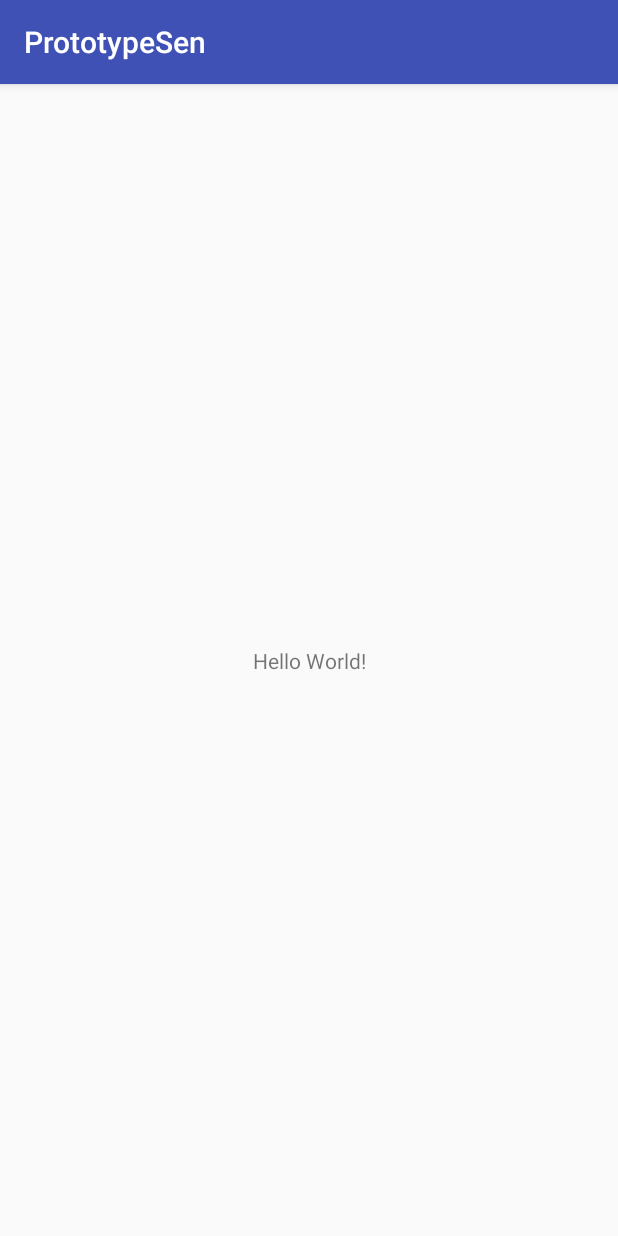
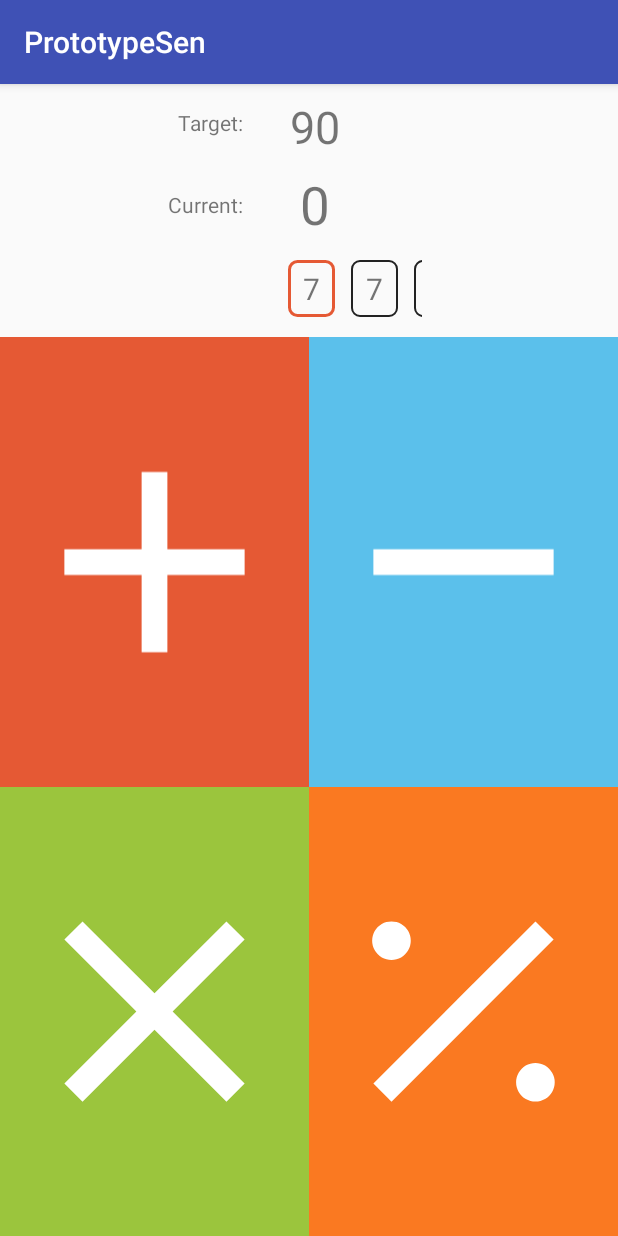
Before and after one commit to sen-yang/cs446, an Android app: the screen it shows after launch (MainActivity), on a phone screen of 412 x 824 dp. Run offline under Robolectric (Android 15) with nearby library versions, the phone set to English and light mode, and no system bars.

Commit message:
Made simple single player mode.

```diff
--- a/PrototypeSen/app/src/main/AndroidManifest.xml
+++ b/PrototypeSen/app/src/main/AndroidManifest.xml
@@ -9,7 +9,7 @@
         android:roundIcon="@mipmap/ic_launcher_round"
         android:supportsRtl="true"
         android:theme="@style/AppTheme">
-        <activity android:name=".MainActivity">
+        <activity android:name=".Activities.MainActivity">
             <intent-filter>
                 <action android:name="android.intent.action.MAIN"/>
 
--- /dev/null
+++ b/PrototypeSen/app/src/main/java/sen/sen/prototypesen/Activities/MainActivity.java
@@ -0,0 +1,190 @@
+package sen.sen.prototypesen.Activities;
+
+import android.content.DialogInterface;
+import android.os.CountDownTimer;
+import android.support.v7.app.AlertDialog;
+import android.support.v7.app.AppCompatActivity;
+import android.os.Bundle;
+import android.view.View;
+import android.widget.ImageView;
+import android.widget.TextView;
+
+import java.text.SimpleDateFormat;
+import java.util.ArrayList;
+import java.util.Date;
+import java.util.List;
+
+import sen.sen.prototypesen.CustomUI.NumberListVIew;
+import sen.sen.prototypesen.Helpers;
+import sen.sen.prototypesen.R;
+
+public class MainActivity extends AppCompatActivity{
+  private static final int LIST_MIN_RANGE = 0;
+  private static final int LIST_MAX_RANGE = 9;
+  private static final int TARGET_MIN = 1;
+  private static final int TARGET_MAX = 100;
+  private static final int MAX_TIME = 60 * 1000;
+
+  private TextView timeRemainingTextView;
+  private TextView targetTextView;
+  private TextView currentTextView;
+  private NumberListVIew<Integer> numberListView;
+  private ImageView addButton;
+  private ImageView subtractButton;
+  private ImageView multiplyButton;
+  private ImageView divideButton;
+
+  private CountDownTimer countDownTimer;
+  private List<Integer> numberList;
+  private int currentNumberListPosition;
+  private int targetNumber;
+  private int currentNumber;
+  private long timeRemaining;
+  private boolean gameStarted;
+  private boolean gameOver;
+
+  @Override
+  protected void onCreate(Bundle savedInstanceState){
+    super.onCreate(savedInstanceState);
+    setContentView(R.layout.activity_main);
+    timeRemainingTextView = findViewById(R.id.timeRemainingTextView);
+    targetTextView = findViewById(R.id.targetTextView);
+    currentTextView = findViewById(R.id.currentTextView);
+    numberListView = findViewById(R.id.numberListView);
+    addButton = findViewById(R.id.addButton);
+    subtractButton = findViewById(R.id.subtractButton);
+    multiplyButton = findViewById(R.id.multiplyButton);
+    divideButton = findViewById(R.id.divideButton);
+
+    newGame();
+  }
+
+  public void addButtonPressed(View view){
+    if(gameOver){
+      return;
+    }
+    currentNumber += numberList.get(currentNumberListPosition);
+    buttonAction();
+  }
+
+  public void subtractButtonPressed(View view){
+    if(gameOver){
+      return;
+    }
+    currentNumber -= numberList.get(currentNumberListPosition);
+    buttonAction();
+  }
+
+  public void multiplyButtonPressed(View view){
+    if(gameOver){
+      return;
+    }
+    currentNumber *= numberList.get(currentNumberListPosition);
+    buttonAction();
+  }
+
+  public void divideButtonPressed(View view){
+    if(gameOver){
+      return;
+    }
+    if(numberList.get(currentNumberListPosition) == 0){
+      gameLost(true);
+      return;
+    }
+    currentNumber /= numberList.get(currentNumberListPosition);
+    buttonAction();
+  }
+
+  private void buttonAction(){
+    currentTextView.setText(Integer.toString(currentNumber));
+
+    if(!gameStarted){
+      startGame();
+    }
+    if(!checkWin()){
+      incrementNumberList();
+    }
+  }
+
+  private void newGame(){
+    numberList = new ArrayList<>();
+    numberList.add(Helpers.randomIntInRangeInclusive(LIST_MIN_RANGE, LIST_MAX_RANGE));
+    numberList.add(Helpers.randomIntInRangeInclusive(LIST_MIN_RANGE, LIST_MAX_RANGE));
+    numberList.add(Helpers.randomIntInRangeInclusive(LIST_MIN_RANGE, LIST_MAX_RANGE));
+    currentNumber = 0;
+    targetNumber = Helpers.randomIntInRangeInclusive(TARGET_MIN, TARGET_MAX);
+
+    while(targetNumber == 0){
+      targetNumber = Helpers.randomIntInRangeInclusive(TARGET_MIN, TARGET_MAX);
+    }
+    currentNumberListPosition = 0;
+    numberListView.updateListAndPosition(numberList, currentNumberListPosition);
+    gameStarted = false;
+    gameOver = false;
+    targetTextView.setText(Integer.toString(targetNumber));
+    currentTextView.setText(Integer.toString(currentNumber));
+    countDownTimer = new CountDownTimer(MAX_TIME, 10){
+      @Override
+      public void onTick(long timeRemaining){
+        MainActivity.this.timeRemaining = timeRemaining;
+        timeRemainingTextView.setText(new SimpleDateFormat("ss.SS").format(new Date(timeRemaining)));
+      }
+
+      @Override
+      public void onFinish(){
+        if(!checkWin()){
+          gameLost(false);
+        }
+      }
+    };
+  }
+
+  private void startGame(){
+    gameStarted = true;
+    countDownTimer.start();
+  }
+
+  private boolean checkWin(){
+    if(targetNumber == currentNumber){
+      gameOver = true;
+      countDownTimer.cancel();
+      showGameEndDialog(getString(R.string.winner_title), String.format(getString(R.string.winner_message), currentNumberListPosition, new SimpleDateFormat("ss:SS").format(new Date(timeRemaining))));
+      return true;
+    }
+    return false;
+  }
+
+
+  private void gameLost(boolean divideBy0){
+    gameOver = true;
+    countDownTimer.cancel();
+
+    if(divideBy0){
+      showGameEndDialog(getString(R.string.loser_title), getString(R.string.divide_by_0_message));
+    }
+    else{
+      showGameEndDialog(getString(R.string.loser_title), String.format(getString(R.string.time_lose_message), Math.abs(targetNumber - currentNumber)));
+    }
+  }
+
+  private void showGameEndDialog(String title, String message){
+    AlertDialog alertDialog = new AlertDialog.Builder(MainActivity.this).create();
+    alertDialog.setTitle(title);
+    alertDialog.setMessage(message);
+    alertDialog.setButton(AlertDialog.BUTTON_NEUTRAL, "New Game",
+        new DialogInterface.OnClickListener(){
+          public void onClick(DialogInterface dialog, int which){
+            newGame();
+            dialog.dismiss();
+          }
+        });
+    alertDialog.setCanceledOnTouchOutside(false);
+    alertDialog.show();
+  }
+
+  private void incrementNumberList(){
+    numberList.add(Helpers.randomIntInRangeInclusive(LIST_MIN_RANGE, LIST_MAX_RANGE));
+    currentNumberListPosition++;
+    numberListView.updateListAndPosition(numberList, currentNumberListPosition);
+  }
+}
--- /dev/null
+++ b/PrototypeSen/app/src/main/java/sen/sen/prototypesen/Cells/NumberCell.java
@@ -0,0 +1,28 @@
+package sen.sen.prototypesen.Cells;
+
+import android.support.v7.widget.RecyclerView;
+import android.view.View;
+import android.widget.TextView;
+
+import java.text.NumberFormat;
+
+import sen.sen.prototypesen.R;
+
+public class NumberCell<T> extends RecyclerView.ViewHolder{
+  private TextView numberTextView;
+  public NumberCell(View itemView){
+    super(itemView);
+    numberTextView = itemView.findViewById(R.id.numberTextView);
+  }
+
+  public void bind(T number, boolean isCurrent){
+    if(isCurrent){
+      numberTextView.setBackgroundResource(R.drawable.background_number_cell_current);
+
+    }
+    else{
+      numberTextView.setBackgroundResource(R.drawable.background_number_cell);
+    }
+    numberTextView.setText(NumberFormat.getInstance().format(number));
+  }
+}
--- /dev/null
+++ b/PrototypeSen/app/src/main/java/sen/sen/prototypesen/CustomUI/NumberListVIew.java
@@ -0,0 +1,98 @@
+package sen.sen.prototypesen.CustomUI;
+
+import android.content.Context;
+import android.support.annotation.Nullable;
+import android.support.v7.widget.LinearLayoutManager;
+import android.support.v7.widget.LinearSmoothScroller;
+import android.support.v7.widget.RecyclerView;
+import android.util.AttributeSet;
+import android.util.DisplayMetrics;
+import android.util.Log;
+import android.view.LayoutInflater;
+import android.view.MotionEvent;
+import android.view.View;
+import android.view.ViewGroup;
+
+import java.util.List;
+
+import sen.sen.prototypesen.Cells.NumberCell;
+import sen.sen.prototypesen.R;
+
+public class NumberListVIew<T> extends RecyclerView{
+  private static final float MILLISECONDS_PER_INCH = 100f;
+
+  private List<T> numberList;
+  private int currentPosition;
+
+  RecyclerView.SmoothScroller smoothScroller;
+
+  public NumberListVIew(Context context){
+    super(context);
+    initialize();
+  }
+
+  public NumberListVIew(Context context, @Nullable AttributeSet attrs){
+    super(context, attrs);
+    initialize();
+  }
+
+  public NumberListVIew(Context context, @Nullable AttributeSet attrs, int defStyle){
+    super(context, attrs, defStyle);
+    initialize();
+  }
+
+  public void updateListAndPosition(List<T> numberList, int position){
+    this.numberList = numberList;
+    this.currentPosition = position;
+    layoutView();
+  }
+
+  private void initialize(){
+    setLayoutManager(new LinearLayoutManager(getContext(), LinearLayoutManager.HORIZONTAL, false));
+    setAdapter(new RecyclerViewAdapter());
+
+    smoothScroller = new LinearSmoothScroller(getContext()){
+
+      @Override
+      protected int getHorizontalSnapPreference(){
+        return LinearSmoothScroller.SNAP_TO_START;
+      }
+
+      @Override
+      protected float calculateSpeedPerPixel(DisplayMetrics displayMetrics) {
+        return MILLISECONDS_PER_INCH / displayMetrics.densityDpi;
+      }
+    };
+  }
+
+  private void layoutView(){
+    if((numberList == null) || (numberList.size() == 0)){
+      return;
+    }
+    getAdapter().notifyDataSetChanged();
+    smoothScroller.setTargetPosition(currentPosition);
+    getLayoutManager().startSmoothScroll(smoothScroller);
+  }
+
+  @Override
+  public boolean onTouchEvent(MotionEvent e){
+    return false;
+  }
+
+  private class RecyclerViewAdapter extends RecyclerView.Adapter<NumberCell<T>>{
+    @Override
+    public NumberCell<T> onCreateViewHolder(ViewGroup parent, int viewType){
+      return new NumberCell<T>(LayoutInflater.from(parent.getContext()).inflate(R.layout.cell_number, parent, false));
+    }
+
+    @Override
+    public void onBindViewHolder(NumberCell<T> numberCell, int position){
+      numberCell.bind(numberList.get(position), position == currentPosition);
+    }
+
+    @Override
+    public int getItemCount(){
+      return numberList.size();
+    }
+  }
+}
--- /dev/null
+++ b/PrototypeSen/app/src/main/java/sen/sen/prototypesen/Helpers.java
@@ -0,0 +1,7 @@
+package sen.sen.prototypesen;
+
+public class Helpers{
+  public static int randomIntInRangeInclusive(int min, int max){
+    return (int)(Math.random() * ((max + 1) - min)) + min;
+  }
+}
--- a/PrototypeSen/app/src/main/java/sen/sen/prototypesen/MainActivity.java
+++ /dev/null
@@ -1,13 +0,0 @@
-package sen.sen.prototypesen;
-
-import android.support.v7.app.AppCompatActivity;
-import android.os.Bundle;
-
-public class MainActivity extends AppCompatActivity{
-
-  @Override
-  protected void onCreate(Bundle savedInstanceState){
-    super.onCreate(savedInstanceState);
-    setContentView(R.layout.activity_main);
-  }
-}
--- /dev/null
+++ b/PrototypeSen/app/src/main/res/drawable/background_number_cell.xml
@@ -0,0 +1,5 @@
+<?xml version="1.0" encoding="UTF-8"?>
+<shape xmlns:android="http://schemas.android.com/apk/res/android" android:shape="rectangle">
+    <corners android:radius="5dp"/>
+    <stroke android:width="1dp" android:color="@color/darkGrey"/>
+</shape>
--- /dev/null
+++ b/PrototypeSen/app/src/main/res/drawable/background_number_cell_current.xml
@@ -0,0 +1,5 @@
+<?xml version="1.0" encoding="UTF-8"?>
+<shape xmlns:android="http://schemas.android.com/apk/res/android" android:shape="rectangle">
+    <corners android:radius="5dp"/>
+    <stroke android:width="2dp" android:color="@color/red"/>
+</shape>
--- /dev/null
+++ b/PrototypeSen/app/src/main/res/drawable/icon_add.xml
@@ -0,0 +1,9 @@
+<vector xmlns:android="http://schemas.android.com/apk/res/android"
+        android:width="24dp"
+        android:height="24dp"
+        android:viewportWidth="24.0"
+        android:viewportHeight="24.0">
+    <path
+        android:fillColor="#ffffff"
+        android:pathData="M19,13h-6v6h-2v-6H5v-2h6V5h2v6h6v2z"/>
+</vector>
--- /dev/null
+++ b/PrototypeSen/app/src/main/res/drawable/icon_divide.xml
@@ -0,0 +1,26 @@
+<vector xmlns:android="http://schemas.android.com/apk/res/android"
+        android:width="24dp"
+        android:height="24dp"
+        android:viewportHeight="24.0"
+        android:viewportWidth="24.0">
+    <path
+        android:fillColor="#ffffff"
+        android:pathData="M6.41,5
+                          A1.5,1.5 0 1,1 6.40,5
+                          z"/>
+    <path
+        android:fillColor="#ffffff"
+        android:pathData="M17.59,16
+                          A1.5,1.5 0 1,1 17.58,16
+                          z"/>
+    <path
+        android:fillColor="#ffffff"
+        android:pathData="M19,6.41
+        L17.59,5
+        12,10.59
+        10.59,12
+        5,17.59
+        6.41,19
+        12,13.41
+        13.41,12z"/>
+</vector>
--- /dev/null
+++ b/PrototypeSen/app/src/main/res/drawable/icon_multiply.xml
@@ -0,0 +1,20 @@
+<vector xmlns:android="http://schemas.android.com/apk/res/android"
+        android:width="24dp"
+        android:height="24dp"
+        android:viewportWidth="24.0"
+        android:viewportHeight="24.0">
+    <path
+        android:fillColor="#ffffff"
+        android:pathData="M19,6.41
+        L17.59,5
+        12,10.59
+        6.41,5
+        5,6.41
+        10.59,12
+        5,17.59
+        6.41,19
+        12,13.41
+        17.59,19
+        19,17.59
+        13.41,12z"/>
+</vector>
--- /dev/null
+++ b/PrototypeSen/app/src/main/res/drawable/icon_subtract.xml
@@ -0,0 +1,9 @@
+<vector xmlns:android="http://schemas.android.com/apk/res/android"
+        android:width="24dp"
+        android:height="24dp"
+        android:viewportWidth="24.0"
+        android:viewportHeight="24.0">
+    <path
+        android:fillColor="#ffffff"
+        android:pathData="M19,13H5v-2h14v2z"/>
+</vector>
--- a/PrototypeSen/app/src/main/res/layout/activity_main.xml
+++ b/PrototypeSen/app/src/main/res/layout/activity_main.xml
@@ -5,15 +5,131 @@
     xmlns:tools="http://schemas.android.com/tools"
     android:layout_width="match_parent"
     android:layout_height="match_parent"
-    tools:context="sen.sen.prototypesen.MainActivity">
+    tools:context="sen.sen.prototypesen.Activities.MainActivity">
 
     <TextView
+        android:id="@+id/textView2"
         android:layout_width="wrap_content"
         android:layout_height="wrap_content"
-        android:text="Hello World!"
-        app:layout_constraintBottom_toBottomOf="parent"
-        app:layout_constraintLeft_toLeftOf="parent"
-        app:layout_constraintRight_toRightOf="parent"
+        android:layout_marginEnd="8dp"
+        android:layout_marginTop="8dp"
+        android:text="@string/target"
+        app:layout_constraintEnd_toStartOf="@+id/targetTextView"
+        app:layout_constraintTop_toTopOf="@+id/targetTextView"/>
+
+    <TextView
+        android:id="@+id/targetTextView"
+        android:layout_width="80dp"
+        android:layout_height="wrap_content"
+        android:layout_marginStart="8dp"
+        android:layout_marginTop="8dp"
+        android:gravity="center"
+        android:textSize="30sp"
+        app:layout_constraintEnd_toEndOf="parent"
+        app:layout_constraintHorizontal_bias="0.5"
+        app:layout_constraintStart_toEndOf="@+id/textView2"
+        app:layout_constraintStart_toStartOf="parent"
         app:layout_constraintTop_toTopOf="parent"/>
 
+    <TextView
+        android:id="@+id/textView"
+        android:layout_width="wrap_content"
+        android:layout_height="wrap_content"
+        android:layout_marginEnd="8dp"
+        android:text="@string/current"
+        app:layout_constraintBottom_toBottomOf="@+id/currentTextView"
+        app:layout_constraintEnd_toStartOf="@+id/currentTextView"
+        app:layout_constraintTop_toTopOf="@+id/currentTextView"/>
+
+    <TextView
+        android:id="@+id/currentTextView"
+        android:layout_width="80dp"
+        android:layout_height="wrap_content"
+        android:layout_marginStart="8dp"
+        android:layout_marginTop="8dp"
+        android:gravity="center"
+        android:textSize="35sp"
+        app:layout_constraintEnd_toEndOf="parent"
+        app:layout_constraintHorizontal_bias="0.5"
+        app:layout_constraintStart_toEndOf="@+id/textView"
+        app:layout_constraintStart_toStartOf="parent"
+        app:layout_constraintTop_toBottomOf="@+id/targetTextView"/>
+
+    <TextView
+        android:id="@+id/timeRemainingTextView"
+        android:layout_width="wrap_content"
+        android:layout_height="wrap_content"
+        android:layout_marginBottom="8dp"
+        android:layout_marginEnd="8dp"
+        android:layout_marginTop="8dp"
+        app:layout_constraintBottom_toTopOf="@+id/numberListView"
+        app:layout_constraintEnd_toEndOf="parent"
+        app:layout_constraintTop_toTopOf="@+id/currentTextView"/>
+
+    <sen.sen.prototypesen.CustomUI.NumberListVIew
+        android:id="@+id/numberListView"
+        android:layout_width="150dp"
+        android:layout_height="wrap_content"
+        android:layout_marginEnd="8dp"
+        android:layout_marginStart="8dp"
+        android:layout_marginTop="8dp"
+        app:layout_constraintEnd_toEndOf="parent"
+        app:layout_constraintStart_toStartOf="parent"
+        app:layout_constraintTop_toBottomOf="@+id/currentTextView"
+        android:clipToPadding="false"
+        android:paddingLeft="55dp"/>
+
+    <ImageView
+        android:id="@+id/addButton"
+        android:layout_width="0dp"
+        android:layout_height="0dp"
+        android:layout_marginTop="8dp"
+        android:background="@color/red"
+        android:onClick="addButtonPressed"
+        android:src="@drawable/icon_add"
+        app:layout_constraintBottom_toTopOf="@+id/multiplyButton"
+        app:layout_constraintEnd_toStartOf="@+id/subtractButton"
+        app:layout_constraintHorizontal_bias="0.5"
+        app:layout_constraintStart_toStartOf="parent"
+        app:layout_constraintTop_toBottomOf="@+id/numberListView"/>
+
+    <ImageView
+        android:id="@+id/subtractButton"
+        android:layout_width="0dp"
+        android:layout_height="0dp"
+        android:layout_marginTop="8dp"
+        android:background="@color/blue"
+        android:onClick="subtractButtonPressed"
+        android:src="@drawable/icon_subtract"
+        app:layout_constraintBottom_toTopOf="@+id/divideButton"
+        app:layout_constraintEnd_toEndOf="parent"
+        app:layout_constraintHorizontal_bias="0.5"
+        app:layout_constraintStart_toEndOf="@+id/addButton"
+        app:layout_constraintTop_toBottomOf="@+id/numberListView"/>
+
+    <ImageView
+        android:id="@+id/multiplyButton"
+        android:layout_width="0dp"
+        android:layout_height="0dp"
+        android:background="@color/green"
+        android:onClick="multiplyButtonPressed"
+        android:src="@drawable/icon_multiply"
+        app:layout_constraintBottom_toBottomOf="parent"
+        app:layout_constraintEnd_toStartOf="@+id/divideButton"
+        app:layout_constraintHorizontal_bias="0.5"
+        app:layout_constraintStart_toStartOf="parent"
+        app:layout_constraintTop_toBottomOf="@+id/addButton"/>
+
+    <ImageView
+        android:id="@+id/divideButton"
+        android:layout_width="0dp"
+        android:layout_height="0dp"
+        android:background="@color/orange"
+        android:onClick="divideButtonPressed"
+        android:src="@drawable/icon_divide"
+        app:layout_constraintBottom_toBottomOf="parent"
+        app:layout_constraintEnd_toEndOf="parent"
+        app:layout_constraintHorizontal_bias="0.5"
+        app:layout_constraintStart_toEndOf="@+id/multiplyButton"
+        app:layout_constraintTop_toBottomOf="@+id/subtractButton"/>
 </android.support.constraint.ConstraintLayout>
--- /dev/null
+++ b/PrototypeSen/app/src/main/res/layout/cell_number.xml
@@ -0,0 +1,18 @@
+<?xml version="1.0" encoding="utf-8"?>
+<FrameLayout
+    xmlns:android="http://schemas.android.com/apk/res/android"
+    android:layout_width="wrap_content"
+    android:layout_height="wrap_content"
+    android:foregroundGravity="center"
+    android:layout_margin="5dp">
+    <TextView
+        android:layout_width="wrap_content"
+        android:layout_height="wrap_content"
+        android:textSize="20sp"
+        android:id="@+id/numberTextView"
+        android:paddingTop="5dp"
+        android:paddingBottom="5dp"
+        android:paddingLeft="10dp"
+        android:paddingRight="10dp"
+        android:background="@drawable/background_number_cell"/>
+</FrameLayout>
--- a/PrototypeSen/app/src/main/res/values/colors.xml
+++ b/PrototypeSen/app/src/main/res/values/colors.xml
@@ -3,4 +3,13 @@
     <color name="colorPrimary">#3F51B5</color>
     <color name="colorPrimaryDark">#303F9F</color>
     <color name="colorAccent">#FF4081</color>
+    <color name="darkGrey">#222222</color>
+    <color name="white">#ffffff</color>
+
+    <color name="red">#E55934</color>
+    <color name="orange">#FA7921</color>
+    <color name="yellow">#FDE74C</color>
+    <color name="blue">#5BC0EB</color>
+    <color name="green">#9BC53D</color>
+
 </resources>
--- a/PrototypeSen/app/src/main/res/values/strings.xml
+++ b/PrototypeSen/app/src/main/res/values/strings.xml
@@ -1,3 +1,10 @@
 <resources>
     <string name="app_name">PrototypeSen</string>
+    <string name="winner_title">Winner!</string>
+    <string name="winner_message">You got to the target in %d moves with %s time remaining</string>
+    <string name="loser_title">Oooo u lose</string>
+    <string name="divide_by_0_message">Cant divide by 0 homie....</string>
+    <string name="time_lose_message">damm u ran outta time, were just %d away :\'^)</string>
+    <string name="target">Target:</string>
+    <string name="current">Current:</string>
 </resources>
```
Also changed, not shown: PrototypeSen/app/build.gradle (+4 -3 lines).
